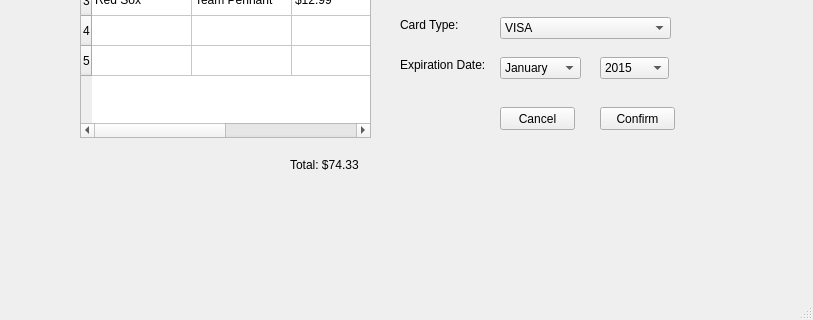
Old version of the form cs1dproject/mainwindow.ui in the repository AustinVaday/CS1D-Class-Project-2; both pictures show x 0 to 813 and y 230 to 550 of the 813 by 550 pixel window.
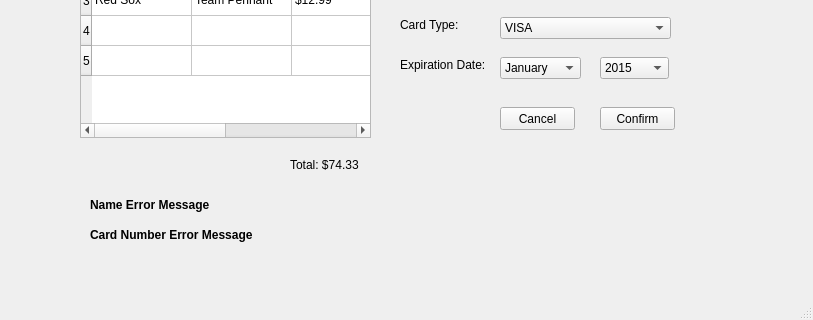
New version of the form.

Commit message: Added error handling for blank name or credit card number on shopping cart page.

The edit to the form file:
```diff
--- a/cs1dproject/mainwindow.ui
+++ b/cs1dproject/mainwindow.ui
@@ -1712,6 +1712,44 @@
        </property>
       </item>
      </widget>
+     <widget class="QLabel" name="label_errorName">
+      <property name="geometry">
+       <rect>
+        <x>40</x>
+        <y>380</y>
+        <width>581</width>
+        <height>16</height>
+       </rect>
+      </property>
+      <property name="font">
+       <font>
+        <weight>75</weight>
+        <bold>true</bold>
+       </font>
+      </property>
+      <property name="text">
+       <string>Name Error Message</string>
+      </property>
+     </widget>
+     <widget class="QLabel" name="label_errorCardNumber">
+      <property name="geometry">
+       <rect>
+        <x>40</x>
+        <y>410</y>
+        <width>601</width>
+        <height>16</height>
+       </rect>
+      </property>
+      <property name="font">
+       <font>
+        <weight>75</weight>
+        <bold>true</bold>
+       </font>
+      </property>
+      <property name="text">
+       <string>Card Number Error Message</string>
+      </property>
+     </widget>
     </widget>
     <widget class="QWidget" name="page_stadiumList">
      <widget class="QLabel" name="label_stadiumListTitle">
```
The commit also changes 1 other file.
